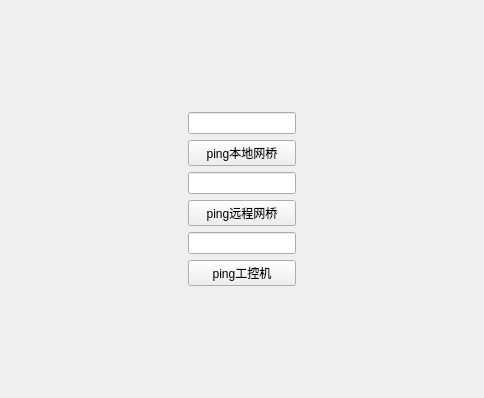
Before: the Qt Designer form explorer_ui/ui/pingtest.ui in MaxChanger/nwpu_explorer_2018, drawn with Qt 5.
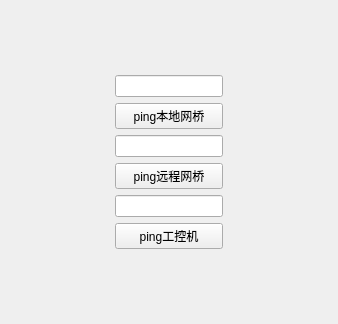
After: the same form once the commit is applied.

```diff
--- a/explorer_ui/ui/pingtest.ui
+++ b/explorer_ui/ui/pingtest.ui
@@ -6,8 +6,8 @@
    <rect>
     <x>0</x>
     <y>0</y>
-    <width>484</width>
-    <height>398</height>
+    <width>338</width>
+    <height>324</height>
    </rect>
   </property>
   <property name="windowTitle">
```
